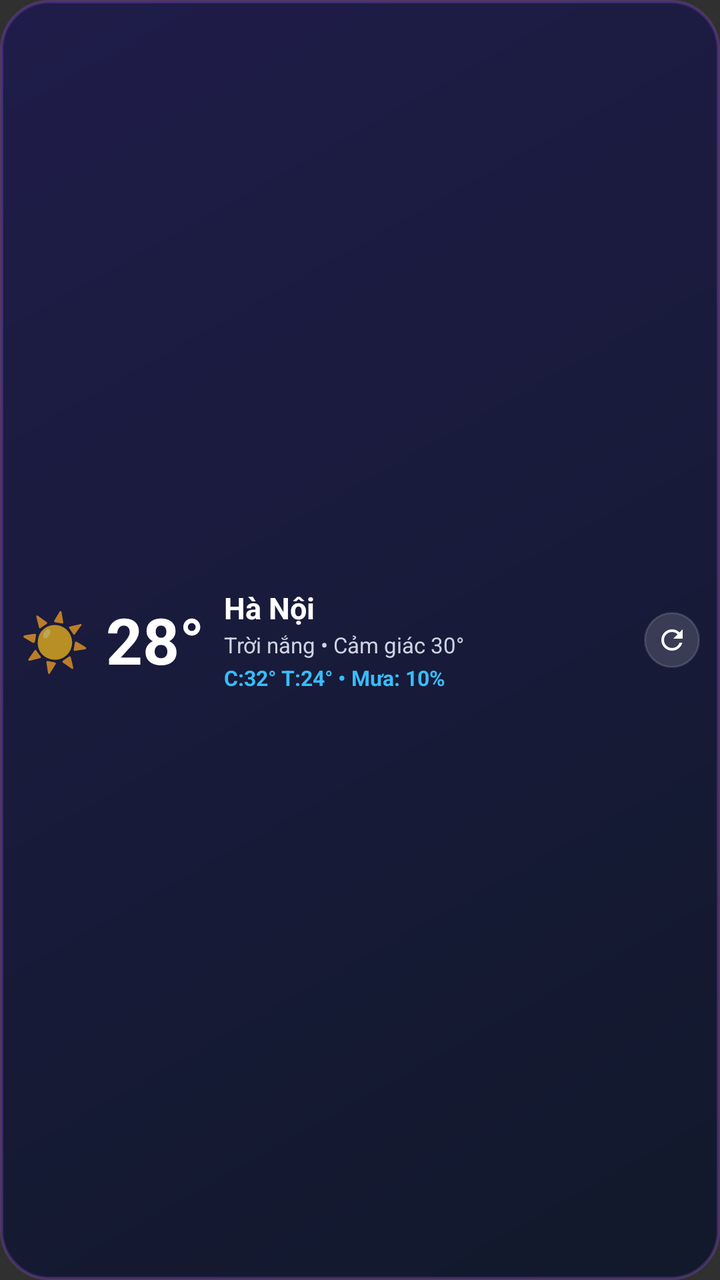
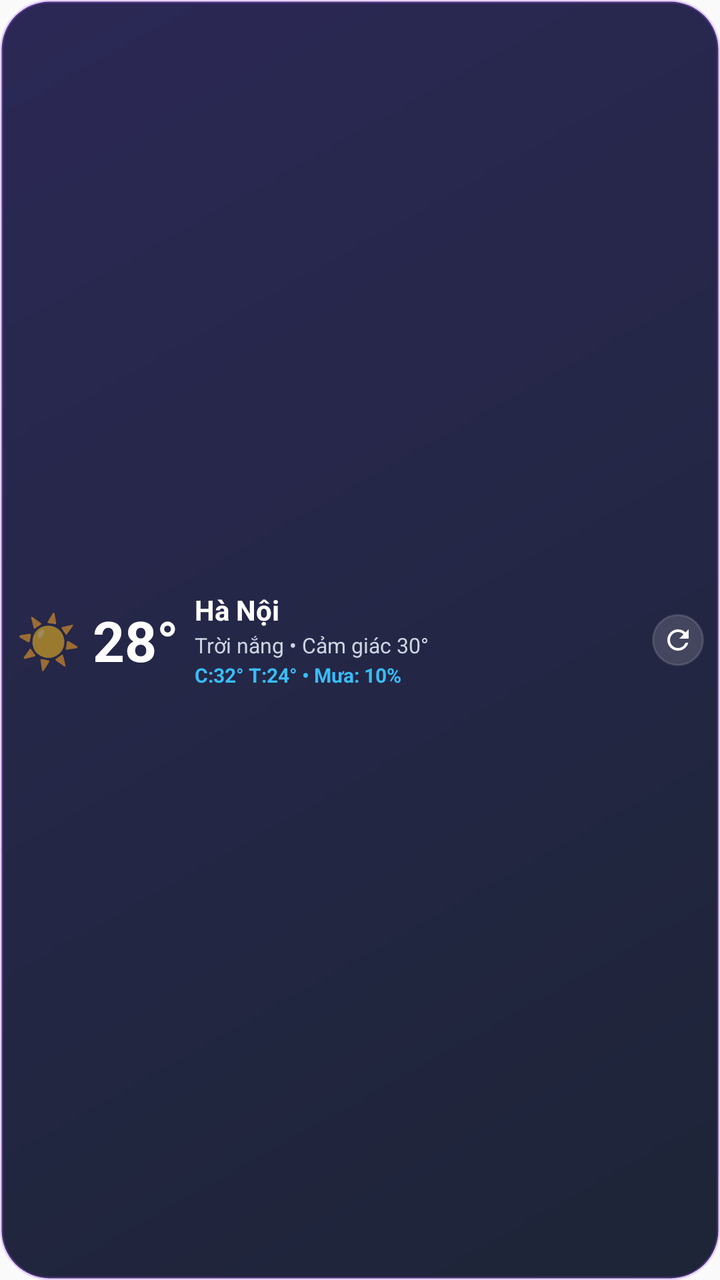

Two renders of the same Android screen: before a commit and after it. Below are the layout's source before the change and the commit's diff.
<!-- AndroidManifest.xml: application theme Theme.Weather24h -->
<!-- res/layout/weather_widget_compact.xml -->
<?xml version="1.0" encoding="utf-8"?>
<FrameLayout xmlns:android="http://schemas.android.com/apk/res/android"
    android:id="@+id/compact_widget_root"
    android:layout_width="match_parent"
    android:layout_height="match_parent">

    
    <ImageView
        android:id="@+id/compact_widget_bg_layer"
        android:layout_width="match_parent"
        android:layout_height="match_parent"
        android:scaleType="fitXY"
        android:src="@drawable/widget_bg_dark" />

    
    <LinearLayout
        android:id="@+id/compact_widget_content"
        android:layout_width="match_parent"
        android:layout_height="match_parent"
        android:gravity="center_vertical"
        android:orientation="horizontal"
        android:padding="10dp">

        
        <TextView
            android:id="@+id/compact_widget_icon"
            android:layout_width="wrap_content"
            android:layout_height="wrap_content"
            android:layout_marginEnd="8dp"
            android:text="☀️"
            android:textSize="28sp" />

        <TextView
            android:id="@+id/compact_widget_temp"
            android:layout_width="wrap_content"
            android:layout_height="wrap_content"
            android:layout_marginEnd="10dp"
            android:text="28°"
            android:textColor="#FFFFFF"
            android:textSize="32sp"
            android:textStyle="bold" />

        
        <LinearLayout
            android:layout_width="0dp"
            android:layout_height="wrap_content"
            android:layout_weight="1"
            android:orientation="vertical">

            <TextView
                android:id="@+id/compact_widget_city"
                android:layout_width="wrap_content"
                android:layout_height="wrap_content"
                android:ellipsize="end"
                android:maxLines="1"
                android:text="Hà Nội"
                android:textColor="#FFFFFF"
                android:textSize="15sp"
                android:textStyle="bold" />

            <TextView
                android:id="@+id/compact_widget_desc"
                android:layout_width="wrap_content"
                android:layout_height="wrap_content"
                android:layout_marginTop="1dp"
                android:ellipsize="end"
                android:maxLines="1"
                android:text="Trời nắng • Cảm giác 30°"
                android:textColor="#CBD5E1"
                android:textSize="11sp" />

            <TextView
                android:id="@+id/compact_widget_sub"
                android:layout_width="wrap_content"
                android:layout_height="wrap_content"
                android:layout_marginTop="2dp"
                android:text="C:32° T:24° • Mưa: 10%"
                android:textColor="#38BDF8"
                android:textSize="10.5sp"
                android:textStyle="bold" />
        </LinearLayout>

        
        <ImageView
            android:id="@+id/compact_widget_btn_refresh"
            android:layout_width="28dp"
            android:layout_height="28dp"
            android:layout_marginStart="6dp"
            android:background="@drawable/widget_refresh_btn_bg_dark"
            android:contentDescription="Làm mới thời tiết"
            android:padding="6dp"
            android:src="@drawable/ic_refresh" />

    </LinearLayout>

</FrameLayout>
<!-- resources referenced by this layout -->
<resources>
  <!-- drawable ic_refresh (drawable) -->
  <vector xmlns:android="http://schemas.android.com/apk/res/android"
      android:width="24dp"
      android:height="24dp"
      android:viewportWidth="24"
      android:viewportHeight="24">
      <path
          android:fillColor="#FFFFFFFF"
          android:pathData="M17.65,6.35C16.2,4.9 14.21,4 12,4c-4.42,0 -7.99,3.58 -7.99,8s3.57,8 7.99,8c3.73,0 6.84,-2.55 7.73,-6h-2.08c-0.82,2.33 -3.04,4 -5.65,4 -3.31,0 -6,-2.69 -6,-6s2.69,-6 6,-6c1.66,0 3.14,0.69 4.22,1.78L13,11h7V4l-2.35,2.35z"/>
  </vector>
  <!-- drawable widget_bg_dark (drawable) -->
  <?xml version="1.0" encoding="utf-8"?>
  <shape xmlns:android="http://schemas.android.com/apk/res/android"
      android:shape="rectangle">
      <gradient
          android:angle="315"
          android:startColor="#F01E1B4B"
          android:endColor="#F00F172A" />
      <corners android:radius="24dp" />
      <stroke
          android:width="1.5dp"
          android:color="#40A855F7" />
  </shape>
  <!-- drawable widget_refresh_btn_bg_dark (drawable) -->
  <?xml version="1.0" encoding="utf-8"?>
  <shape xmlns:android="http://schemas.android.com/apk/res/android"
      android:shape="oval">
      <solid android:color="#26FFFFFF" />
      <stroke
          android:width="1dp"
          android:color="#20FFFFFF" />
  </shape>
  <style name="Theme.Weather24h" parent="android:Theme.Material.NoActionBar">
          <item name="android:statusBarColor">@android:color/transparent</item>
          <item name="android:navigationBarColor">#0F172A</item>
          <item name="android:windowLightStatusBar">false</item>
      </style>
</resources>

<!-- the commit's change to res/layout/weather_widget_compact.xml (unified diff, before → after) -->
@@ -19,25 +19,26 @@
         android:layout_height="match_parent"
         android:gravity="center_vertical"
         android:orientation="horizontal"
-        android:padding="10dp">
+        android:padding="8dp">
 
         
         <TextView
             android:id="@+id/compact_widget_icon"
             android:layout_width="wrap_content"
             android:layout_height="wrap_content"
-            android:layout_marginEnd="8dp"
+            android:layout_marginEnd="6dp"
             android:text="☀️"
-            android:textSize="28sp" />
+            android:textSize="26sp" />
 
         <TextView
             android:id="@+id/compact_widget_temp"
             android:layout_width="wrap_content"
             android:layout_height="wrap_content"
-            android:layout_marginEnd="10dp"
+            android:layout_marginEnd="8dp"
+            android:singleLine="true"
             android:text="28°"
             android:textColor="#FFFFFF"
-            android:textSize="32sp"
+            android:textSize="28sp"
             android:textStyle="bold" />
 
         
@@ -53,9 +54,10 @@
                 android:layout_height="wrap_content"
                 android:ellipsize="end"
                 android:maxLines="1"
+                android:singleLine="true"
                 android:text="Hà Nội"
                 android:textColor="#FFFFFF"
-                android:textSize="15sp"
+                android:textSize="14sp"
                 android:textStyle="bold" />
 
             <TextView
@@ -65,30 +67,34 @@
                 android:layout_marginTop="1dp"
                 android:ellipsize="end"
                 android:maxLines="1"
+                android:singleLine="true"
                 android:text="Trời nắng • Cảm giác 30°"
                 android:textColor="#CBD5E1"
-                android:textSize="11sp" />
+                android:textSize="10.5sp" />
 
             <TextView
                 android:id="@+id/compact_widget_sub"
                 android:layout_width="wrap_content"
                 android:layout_height="wrap_content"
-                android:layout_marginTop="2dp"
+                android:layout_marginTop="1dp"
+                android:ellipsize="end"
+                android:maxLines="1"
+                android:singleLine="true"
                 android:text="C:32° T:24° • Mưa: 10%"
                 android:textColor="#38BDF8"
-                android:textSize="10.5sp"
+                android:textSize="10sp"
                 android:textStyle="bold" />
         </LinearLayout>
 
         
         <ImageView
             android:id="@+id/compact_widget_btn_refresh"
-            android:layout_width="28dp"
-            android:layout_height="28dp"
+            android:layout_width="26dp"
+            android:layout_height="26dp"
             android:layout_marginStart="6dp"
             android:background="@drawable/widget_refresh_btn_bg_dark"
             android:contentDescription="Làm mới thời tiết"
-            android:padding="6dp"
+            android:padding="5dp"
             android:src="@drawable/ic_refresh" />
 
     </LinearLayout>
<!-- resource entries referenced after the edit -->
@@ -32,10 +32,11 @@
           android:width="1dp"
           android:color="#20FFFFFF" />
   </shape>
-  <style name="Theme.Weather24h" parent="android:Theme.Material.NoActionBar">
+  <style name="Theme.Weather24h" parent="android:Theme.Material.Light.NoActionBar">
           <item name="android:statusBarColor">@android:color/transparent</item>
-          <item name="android:navigationBarColor">#0F172A</item>
-          <item name="android:windowLightStatusBar">false</item>
+          <item name="android:navigationBarColor">@android:color/transparent</item>
+          <item name="android:windowLightStatusBar">true</item>
+          <item name="android:windowLightNavigationBar">true</item>
       </style>
 </resources>
 
